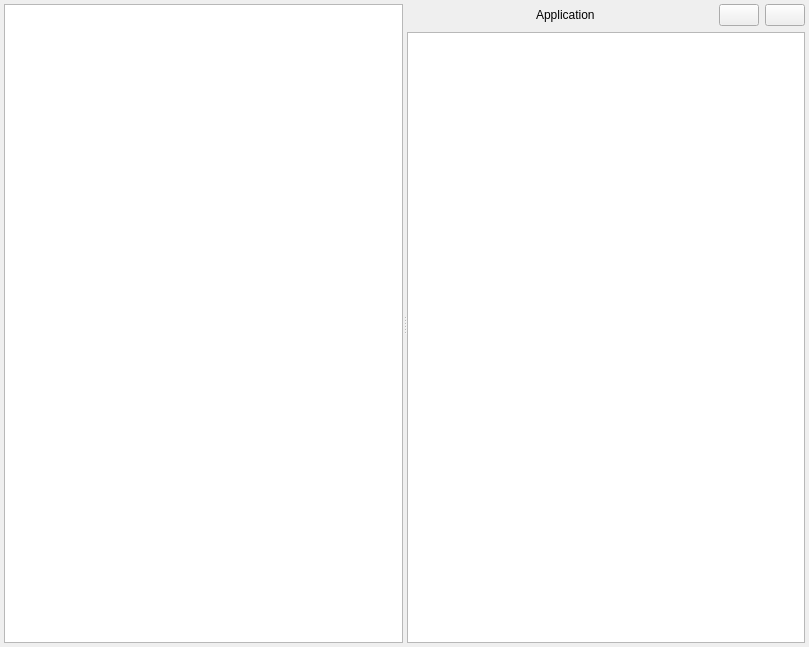
The window that src/mainwindow.ui (seird/gotify-tray-cpp) describes before a commit, drawn with Qt 5.
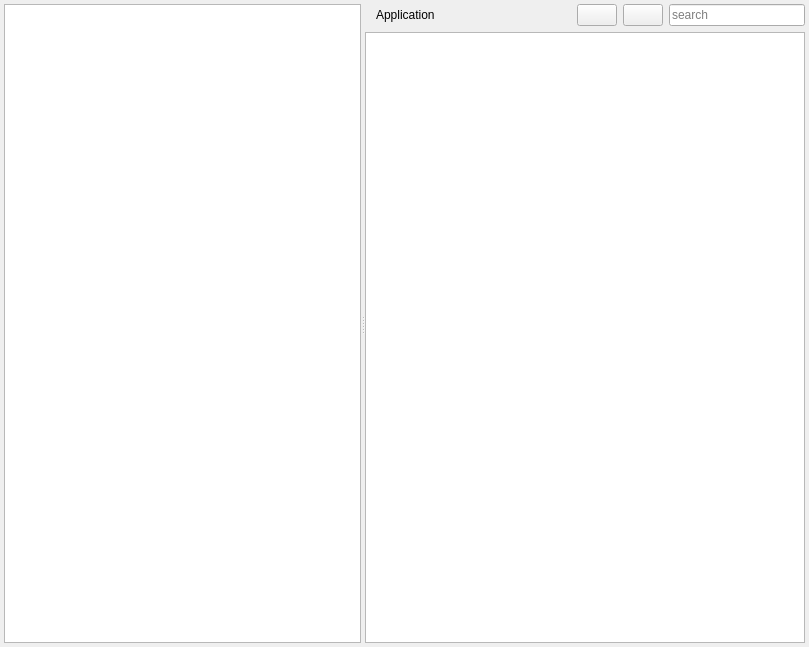
The same window after the commit. Custom widgets are drawn as their Qt base class.

Commit message: adding search bar as a line edit

Diff of the .ui file:
```diff
--- a/src/mainwindow.ui
+++ b/src/mainwindow.ui
@@ -60,19 +60,6 @@
           <item>
            <widget class="StatusWidget" name="statusWidget" native="true"/>
           </item>
-          <item>
-           <spacer name="horizontalSpacer">
-            <property name="orientation">
-             <enum>Qt::Orientation::Horizontal</enum>
-            </property>
-            <property name="sizeHint" stdset="0">
-             <size>
-              <width>40</width>
-              <height>20</height>
-             </size>
-            </property>
-           </spacer>
-          </item>
           <item>
            <widget class="QLabel" name="label_application">
             <property name="text">
@@ -113,6 +100,13 @@
             </property>
            </widget>
           </item>
+          <item>
+           <widget class="QLineEdit" name="le_search">
+            <property name="placeholderText">
+             <string>search</string>
+            </property>
+           </widget>
+          </item>
          </layout>
         </item>
         <item>
```
The commit also changes 1 other file.
